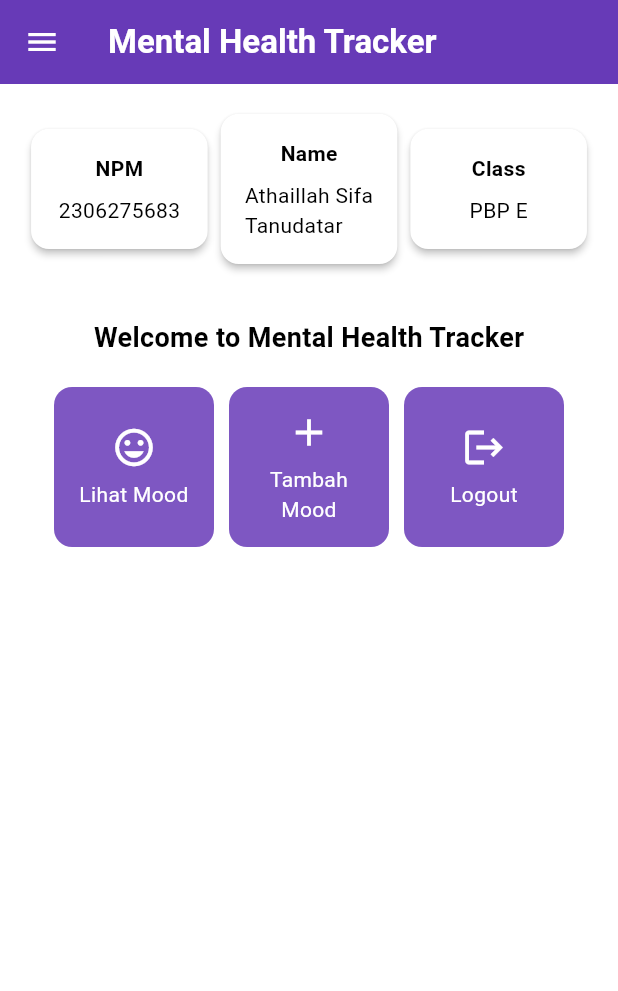
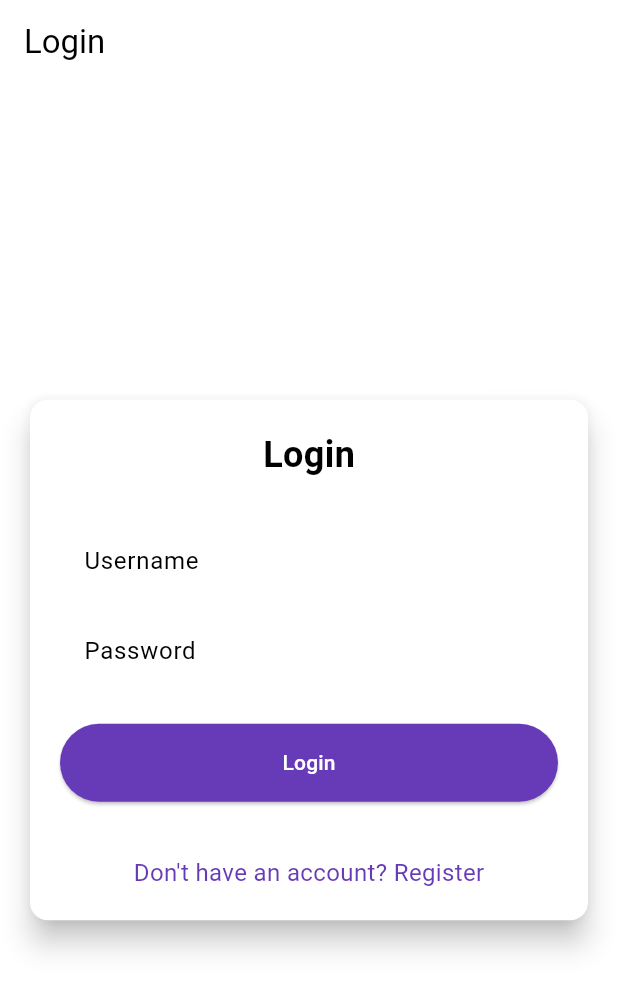
Before and after one commit to AthaillahIS/mental_health_tracker_mobile, a Flutter app: the screen it shows after launch, on a phone screen of 412 x 824 dp. Shown: the top 991 px of the screen. Run offline on Flutter 3.47's test engine with Material 3 defaults, Android fonts, the phone set to English and light mode, and no system bars; missing offline and left inert: pbp_django_auth.

Commit message:
tutorial 8 selesai

```diff
--- /dev/null
+++ b/devtools_options.yaml
@@ -0,0 +1,3 @@
+description: This file stores settings for Dart & Flutter DevTools.
+documentation: https://docs.flutter.dev/tools/devtools/extensions#configure-extension-enablement-states
+extensions:
--- a/lib/main.dart
+++ b/lib/main.dart
@@ -1,5 +1,9 @@
 import 'package:flutter/material.dart';
+import 'package:pbp_django_auth/pbp_django_auth.dart';
+import 'package:provider/provider.dart';
 import 'package:mental_health_tracker/screens/menu.dart';
+import 'package:mental_health_tracker/screens/login.dart';
+
 
 void main() {
   runApp(const MyApp());
@@ -7,34 +11,24 @@ void main() {
 
 class MyApp extends StatelessWidget {
   const MyApp({super.key});
-  // This widget is the root of your application.
+
   @override
   Widget build(BuildContext context) {
-    return MaterialApp(
-      debugShowCheckedModeBanner: false,
-      title: 'Flutter Demo',
-      theme: ThemeData(
-        // This is the theme of your application.
-        //
-        // TRY THIS: Try running your application with "flutter run". You'll see
-        // the application has a purple toolbar. Then, without quitting the app,
-        // try changing the seedColor in the colorScheme below to Colors.green
-        // and then invoke "hot reload" (save your changes or press the "hot
-        // reload" button in a Flutter-supported IDE, or press "r" if you used
-        // the command line to start the app).
-        //
-        // Notice that the counter didn't reset back to zero; the application
-        // state is not lost during the reload. To reset the state, use hot
-        // restart instead.
-        //
-        // This works for code too, not just values: Most code changes can be
-        // tested with just a hot reload.
-        colorScheme: ColorScheme.fromSwatch(
+    return Provider(
+      create: (_) {
+        CookieRequest request = CookieRequest();
+        return request;
+      },
+      child: MaterialApp(
+        title: 'Mental Health Tracker',
+        theme: ThemeData(
+          useMaterial3: true,
+          colorScheme: ColorScheme.fromSwatch(
             primarySwatch: Colors.deepPurple,
-        ).copyWith(secondary: Colors.deepPurple[400]),
-        useMaterial3: true,
+          ).copyWith(secondary: Colors.deepPurple[400]),
+        ),
+        home: const LoginPage(),
       ),
-      home: MyHomePage(),
     );
   }
 }
--- /dev/null
+++ b/lib/screens/login.dart
@@ -0,0 +1,182 @@
+import 'package:mental_health_tracker/screens/menu.dart';
+import 'package:flutter/material.dart';
+import 'package:pbp_django_auth/pbp_django_auth.dart';
+import 'package:provider/provider.dart';
+import 'package:mental_health_tracker/screens/register.dart';
+// TODO: Import halaman RegisterPage jika sudah dibuat
+
+void main() {
+  runApp(const LoginApp());
+}
+
+class LoginApp extends StatelessWidget {
+  const LoginApp({super.key});
+
+  @override
+  Widget build(BuildContext context) {
+    return MaterialApp(
+      title: 'Login',
+      theme: ThemeData(
+        useMaterial3: true,
+        colorScheme: ColorScheme.fromSwatch(
+          primarySwatch: Colors.deepPurple,
+        ).copyWith(secondary: Colors.deepPurple[400]),
+      ),
+      home: const LoginPage(),
+    );
+  }
+}
+
+class LoginPage extends StatefulWidget {
+  const LoginPage({super.key});
+
+  @override
+  State<LoginPage> createState() => _LoginPageState();
+}
+
+class _LoginPageState extends State<LoginPage> {
+  final TextEditingController _usernameController = TextEditingController();
+  final TextEditingController _passwordController = TextEditingController();
+
+  @override
+  Widget build(BuildContext context) {
+    final request = context.watch<CookieRequest>();
+
+    return Scaffold(
+      appBar: AppBar(
+        title: const Text('Login'),
+      ),
+      body: Center(
+        child: SingleChildScrollView(
+          padding: const EdgeInsets.all(16.0),
+          child: Card(
+            elevation: 8,
+            shape: RoundedRectangleBorder(
+              borderRadius: BorderRadius.circular(12.0),
+            ),
+            child: Padding(
+              padding: const EdgeInsets.all(20.0),
+              child: Column(
+                mainAxisSize: MainAxisSize.min,
+                children: [
+                  const Text(
+                    'Login',
+                    style: TextStyle(
+                      fontSize: 24.0,
+                      fontWeight: FontWeight.bold,
+                    ),
+                  ),
+                  const SizedBox(height: 30.0),
+                  TextField(
+                    controller: _usernameController,
+                    decoration: const InputDecoration(
+                      labelText: 'Username',
+                      hintText: 'Enter your username',
+                      border: OutlineInputBorder(
+                        borderRadius: BorderRadius.all(Radius.circular(12.0)),
+                      ),
+                      contentPadding:
+                      EdgeInsets.symmetric(horizontal: 12.0, vertical: 8.0),
+                    ),
+                  ),
+                  const SizedBox(height: 12.0),
+                  TextField(
+                    controller: _passwordController,
+                    decoration: const InputDecoration(
+                      labelText: 'Password',
+                      hintText: 'Enter your password',
+                      border: OutlineInputBorder(
+                        borderRadius: BorderRadius.all(Radius.circular(12.0)),
+                      ),
+                      contentPadding:
+                      EdgeInsets.symmetric(horizontal: 12.0, vertical: 8.0),
+                    ),
+                    obscureText: true,
+                  ),
+                  const SizedBox(height: 24.0),
+                  ElevatedButton(
+                    onPressed: () async {
+                      String username = _usernameController.text;
+                      String password = _passwordController.text;
+
+                      // Cek kredensial
+                      // TODO: Ganti URL dan jangan lupa tambahkan trailing slash (/) di akhir URL!
+                      // Untuk menyambungkan Android emulator dengan Django pada localhost,
+                      // gunakan URL http://10.0.2.2/
+                      final response = await request
+                          .login("http://127.0.0.1:8000/auth/login/", {
+                        'username': username,
+                        'password': password,
+                      });
+
+                      if (request.loggedIn) {
+                        String message = response['message'];
+                        String uname = response['username'];
+                        if (context.mounted) {
+                          Navigator.pushReplacement(
+                            context,
+                            MaterialPageRoute(
+                                builder: (context) => MyHomePage()),
+                          );
+                          ScaffoldMessenger.of(context)
+                            ..hideCurrentSnackBar()
+                            ..showSnackBar(
+                              SnackBar(
+                                  content:
+                                  Text("$message Selamat datang, $uname.")),
+                            );
+                        }
+                      } else {
+                        if (context.mounted) {
+                          showDialog(
+                            context: context,
+                            builder: (context) => AlertDialog(
+                              title: const Text('Login Gagal'),
+                              content: Text(response['message']),
+                              actions: [
+                                TextButton(
+                                  child: const Text('OK'),
+                                  onPressed: () {
+                                    Navigator.pop(context);
+                                  },
+                                ),
+                              ],
+                            ),
+                          );
+                        }
+                      }
+                    },
+                    style: ElevatedButton.styleFrom(
+                      foregroundColor: Colors.white,
+                      minimumSize: Size(double.infinity, 50),
+                      backgroundColor: Theme.of(context).colorScheme.primary,
+                      padding: const EdgeInsets.symmetric(vertical: 16.0),
+                    ),
+                    child: const Text('Login'),
+                  ),
+                  const SizedBox(height: 36.0),
+                  GestureDetector(
+                    onTap: () {
+                      Navigator.push(
+                        context,
+                        MaterialPageRoute(
+                            builder: (context) => const RegisterPage()),
+                      );
+                    },
+                    child: Text(
+                      'Don\'t have an account? Register',
+                      style: TextStyle(
+                        color: Theme.of(context).colorScheme.primary,
+                        fontSize: 16.0,
+                      ),
+                    ),
+                  ),
+                ],
+              ),
+            ),
+          ),
+        ),
+      ),
+    );
+  }
+}
--- a/pubspec.yaml
+++ b/pubspec.yaml
@@ -35,6 +35,9 @@ dependencies:
   # The following adds the Cupertino Icons font to your application.
   # Use with the CupertinoIcons class for iOS style icons.
   cupertino_icons: ^1.0.8
+  provider: ^6.1.2
+  pbp_django_auth: ^0.4.0
+  http: ^1.2.2
 
 dev_dependencies:
   flutter_test:
```
Also changed, not shown: lib/models/mood_entry.dart (added, +65 -0 lines), lib/screens/listmood_entry.dart (added, +89 -0 lines), lib/screens/moodentry_form.dart (+36 -30 lines), lib/screens/register.dart (added, +163 -0 lines), lib/widgets/left_drawer.dart (+13 -0 lines), lib/widgets/mood_card.dart (+38 -1 lines), pubspec.lock, 2 other files.
